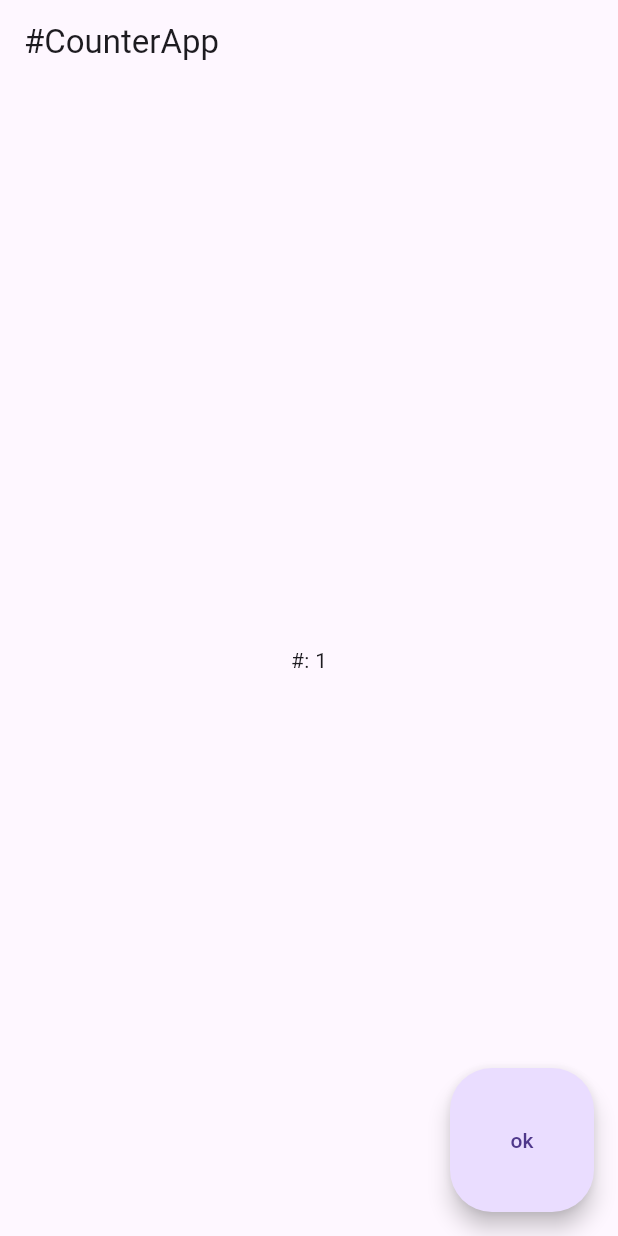
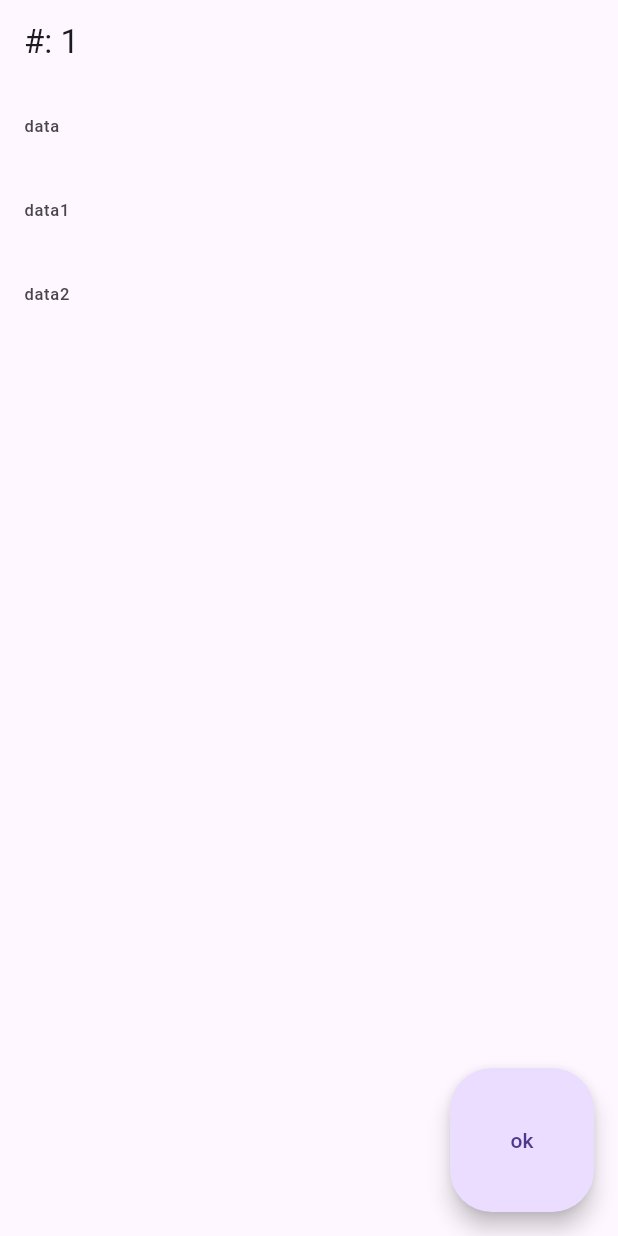
Before and after one commit to techfoon/Cubit, a Flutter app: the screen it shows after launch, after a tap on "ok", on a phone screen of 412 x 824 dp. Run offline on Flutter 3.47's test engine with Material 3 defaults, Android fonts, the phone set to English and light mode, and no system bars; our stand-ins replace flutter_bloc.

Commit message:
Map handled successfully

```diff
--- a/lib/main.dart
+++ b/lib/main.dart
@@ -1,4 +1,5 @@
 import 'package:db_practice/counter_cubit.dart';
+import 'package:db_practice/map_cubit.dart';
 import 'package:flutter/material.dart';
 import 'package:flutter_bloc/flutter_bloc.dart';
 import 'package:path/path.dart';
@@ -11,8 +12,10 @@ class MyMain extends StatelessWidget {
   @override
   Widget build(BuildContext context) {
     return MaterialApp(
-      home: BlocProvider(
-        create: (context) => CounterCubit(),
+      home: MultiBlocProvider(
+       providers: [BlocProvider( create: (context) => CounterCubit(),),
+       BlocProvider(create: (context) => MapCubit())
+      ],
         child: Dashboard(),
       ),
     );
@@ -24,29 +27,28 @@ class Dashboard extends StatefulWidget {
   _DashboardState createState() => _DashboardState();
 }
 
-int count = 0;
-
 class _DashboardState extends State<Dashboard> {
-
-
   @override
   Widget build(BuildContext context) {
     return Scaffold(
       appBar: AppBar(
-        title: Text("#CounterApp"),
+        title: Text("#: ${context.watch<CounterCubit>().state}"),
       ),
-      body: Column(
-        mainAxisAlignment: MainAxisAlignment.center,
-        children: [
-          Center(
-            child: Text("#: ${context.watch<CounterCubit>().state}"),
-          )
-        ],
-      ),
+      body: context.read<MapCubit>().Data.isNotEmpty
+          ? ListView.builder(
+              itemBuilder: (_, index) {
+                return ListTile(
+                  leading: Text(context.read<MapCubit>().Data[index]['data']),
+                );
+              },
+              itemCount: context.read<MapCubit>().state.length,
+            )
+          : Text("No table found"),
       floatingActionButton: FloatingActionButton.large(
         onPressed: () {
           context.read<CounterCubit>().incrementCount();
-                               //or
+          context.read<MapCubit>().changeMent();
+          //or
           // BlocProvider.of<CounterCubit>(context , listen: false).incrementCount();
         },
         child: Text("ok"),
--- /dev/null
+++ b/lib/map_cubit.dart
@@ -0,0 +1,14 @@
+import 'package:flutter_bloc/flutter_bloc.dart';
+
+class MapCubit extends Cubit<List<Map<String, dynamic>>> {
+  MapCubit() : super([]);
+
+  List<Map<String, dynamic>> Data = [];
+  void changeMent() {
+    emit(Data = [
+      {"data": "data"},
+      {"data": "data1"},
+      {"data": "data2"}
+    ]);
+  }
+}
```
Also changed, not shown: lib/counter_cubit.dart (line endings or trailing spaces).
